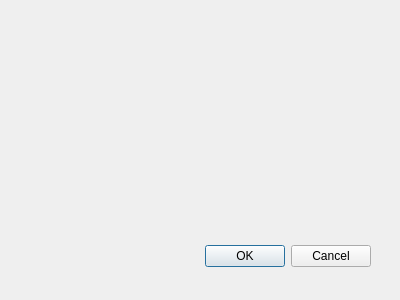
This is widgets/calibration_dialog.ui in IRMA-LAB/cable_robot as Qt 5 draws it before an edit. The edited form follows.
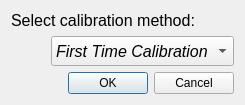
This is the edited form. Icons and pictures are not drawn.

Commit message: adding signals-slots + basic calib & homing widgets

What changed in the file:
```diff
--- a/widgets/calibration_dialog.ui
+++ b/widgets/calibration_dialog.ui
@@ -6,10 +6,16 @@
    <rect>
     <x>0</x>
     <y>0</y>
-    <width>400</width>
-    <height>300</height>
+    <width>313</width>
+    <height>105</height>
    </rect>
   </property>
+  <property name="sizePolicy">
+   <sizepolicy hsizetype="Fixed" vsizetype="Fixed">
+    <horstretch>0</horstretch>
+    <verstretch>0</verstretch>
+   </sizepolicy>
+  </property>
   <property name="windowTitle">
    <string>Calibration Window</string>
   </property>
@@ -17,22 +23,79 @@
    <iconset resource="../resources/resources.qrc">
     <normaloff>:/img/img/grab.jpg</normaloff>:/img/img/grab.jpg</iconset>
   </property>
-  <widget class="QDialogButtonBox" name="buttonBox">
-   <property name="geometry">
-    <rect>
-     <x>30</x>
-     <y>240</y>
-     <width>341</width>
-     <height>32</height>
-    </rect>
+  <layout class="QVBoxLayout" name="verticalLayout">
+   <property name="sizeConstraint">
+    <enum>QLayout::SetFixedSize</enum>
    </property>
-   <property name="orientation">
-    <enum>Qt::Horizontal</enum>
-   </property>
-   <property name="standardButtons">
-    <set>QDialogButtonBox::Cancel|QDialogButtonBox::Ok</set>
-   </property>
-  </widget>
+   <item>
+    <widget class="QLabel" name="label">
+     <property name="font">
+      <font>
+       <pointsize>12</pointsize>
+      </font>
+     </property>
+     <property name="text">
+      <string>Select calibration method:</string>
+     </property>
+    </widget>
+   </item>
+   <item>
+    <layout class="QHBoxLayout" name="horizontalLayout">
+     <item>
+      <spacer name="horizontalSpacer">
+       <property name="orientation">
+        <enum>Qt::Horizontal</enum>
+       </property>
+       <property name="sizeHint" stdset="0">
+        <size>
+         <width>40</width>
+         <height>20</height>
+        </size>
+       </property>
+      </spacer>
+     </item>
+     <item>
+      <widget class="QComboBox" name="comboBox_calibMethod">
+       <property name="minimumSize">
+        <size>
+         <width>0</width>
+         <height>30</height>
+        </size>
+       </property>
+       <property name="font">
+        <font>
+         <pointsize>12</pointsize>
+         <italic>true</italic>
+        </font>
+       </property>
+       <property name="sizeAdjustPolicy">
+        <enum>QComboBox::AdjustToContents</enum>
+       </property>
+       <item>
+        <property name="text">
+         <string>First Time Calibration</string>
+        </property>
+       </item>
+       <item>
+        <property name="text">
+         <string>Adjustment</string>
+        </property>
+       </item>
+      </widget>
+     </item>
+    </layout>
+   </item>
+   <item>
+    <widget class="QDialogButtonBox" name="buttonBox">
+     <property name="orientation">
+      <enum>Qt::Horizontal</enum>
+     </property>
+     <property name="standardButtons">
+      <set>QDialogButtonBox::Cancel|QDialogButtonBox::Ok</set>
+     </property>
+    </widget>
+   </item>
+  </layout>
  </widget>
  <resources>
   <include location="../resources/resources.qrc"/>
```
The commit also changes 12 other files.
